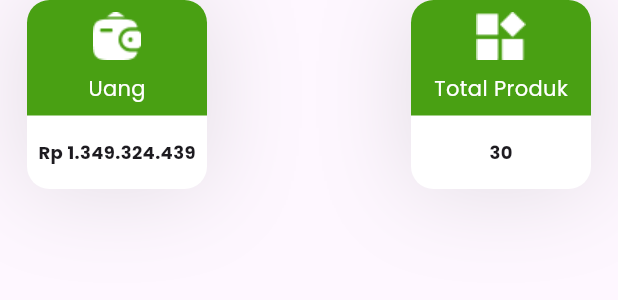
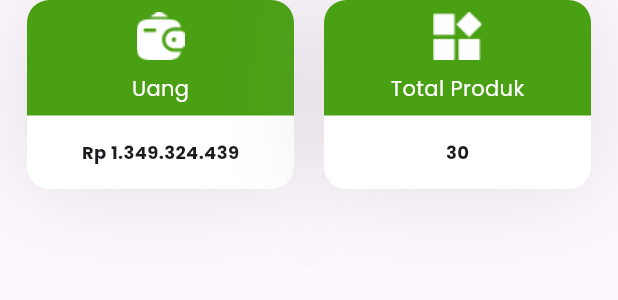
Before and after one commit to Firman932/EsTeh, a Flutter app: the Analisis widget shown alone on an empty page, opened directly, on a phone screen of 412 x 824 dp. Shown: the top 300 px of the screen. Run offline on Flutter 3.47's test engine with Material 3 defaults, Android fonts, the phone set to English and light mode, and no system bars; our stand-ins replace google_fonts, image_picker.

Commit message:
Analisis

```diff
--- a/lib/Admin/Dashboard/analisis.dart
+++ b/lib/Admin/Dashboard/analisis.dart
@@ -11,7 +11,8 @@ class Analisis extends StatelessWidget {
                   child: Row(
                     mainAxisAlignment: MainAxisAlignment.spaceBetween,
                     children: [
-                      Container(
+                      Expanded(
+                        child: Container(
                             decoration: BoxDecoration(boxShadow: [
                               BoxShadow(
                                   color: Color.fromRGBO(
@@ -19,11 +20,9 @@ class Analisis extends StatelessWidget {
                                   offset: Offset(0, 0),
                                   blurRadius: 55.5)
                             ]),
-                          width: 120,
                             height: 126,
                             child: Stack(children: <Widget>[
                               Container(
-                                width: 120,
                                   height: 126,
                                   decoration: BoxDecoration(
                                       borderRadius:
@@ -40,7 +39,7 @@ class Analisis extends StatelessWidget {
                                     ),
                                   )),
                               Container(
-                              width: 120,
+                                width: double.infinity,
                                 height: 77,
                                 decoration: BoxDecoration(
                                   borderRadius: BorderRadius.only(
@@ -68,7 +67,10 @@ class Analisis extends StatelessWidget {
                                 ),
                               ),
                             ])),
-                      Container(
+                      ),
+                      SizedBox(width: 20,),
+                      Expanded(
+                        child: Container(
                             decoration: BoxDecoration(boxShadow: [
                               BoxShadow(
                                   color: Color.fromRGBO(
@@ -76,11 +78,9 @@ class Analisis extends StatelessWidget {
                                   offset: Offset(0, 0),
                                   blurRadius: 55.5)
                             ]),
-                          width: 120,
                             height: 126,
                             child: Stack(children: <Widget>[
                               Container(
-                              width: 120,
                                 height: 126,
                                 decoration: BoxDecoration(
                                     borderRadius:
@@ -100,7 +100,7 @@ class Analisis extends StatelessWidget {
                                 ),
                               ),
                               Container(
-                              width: 120,
+                                width: double.infinity,
                                 height: 77,
                                 decoration: BoxDecoration(
                                   borderRadius: BorderRadius.only(
@@ -127,7 +127,8 @@ class Analisis extends StatelessWidget {
                                   ),
                                 ),
                               ),
-                          ]))
+                            ])),
+                      )
                     ],
                   ),
                 );
--- a/lib/Admin/History/history.dart
+++ b/lib/Admin/History/history.dart
@@ -84,6 +84,7 @@ class Riwayat extends StatelessWidget {
                             ListPesan(),
                             ListPesan(),
                             ListPesan(),
+                            SizedBox(height: 10,),
                             Container(
                               width: MediaQuery.of(context).size.width,
                               height: 30,
@@ -117,7 +118,7 @@ class Riwayat extends StatelessWidget {
                               ),
                             ),
                             SizedBox(
-                              height: 30,
+                              height: 40,
                             ),
                             Align(
                               alignment: Alignment.bottomRight,
--- a/lib/Admin/Notifikasi/listpesan.dart
+++ b/lib/Admin/Notifikasi/listpesan.dart
@@ -13,11 +13,12 @@ class ListPesan extends StatelessWidget {
         color: Colors.white,
       ),
       width: double.infinity,
-      height: 60,
+      height: 70,
       child: Padding(
         padding: const EdgeInsets.symmetric(horizontal: 7.5, vertical: 7.5),
         child: Row(
           mainAxisAlignment: MainAxisAlignment.spaceBetween,
+          crossAxisAlignment: CrossAxisAlignment.center,
           children: [
             Container(
               height: 45,
@@ -29,6 +30,7 @@ class ListPesan extends StatelessWidget {
             ),
             Column(
               crossAxisAlignment: CrossAxisAlignment.start,
+              mainAxisAlignment: MainAxisAlignment.center,
               children: [
                 Text(
                   "Es Teh",
--- a/lib/Admin/Notifikasi/notifikasi.dart
+++ b/lib/Admin/Notifikasi/notifikasi.dart
@@ -120,6 +120,7 @@ class _NotifikasiState extends State<Notifikasi> {
                             ListPesan(),
                             ListPesan(),
                             ListPesan(),
+                            SizedBox(height: 10,),
                             Container(
                               width: MediaQuery.of(context).size.width,
                               height: 30,
@@ -153,7 +154,7 @@ class _NotifikasiState extends State<Notifikasi> {
                               ),
                             ),
                             SizedBox(
-                              height: 30,
+                              height: 40,
                             ),
                             Row(
                               mainAxisAlignment: MainAxisAlignment.end,
```
Lines whose indentation alone changed are shown as unchanged.
